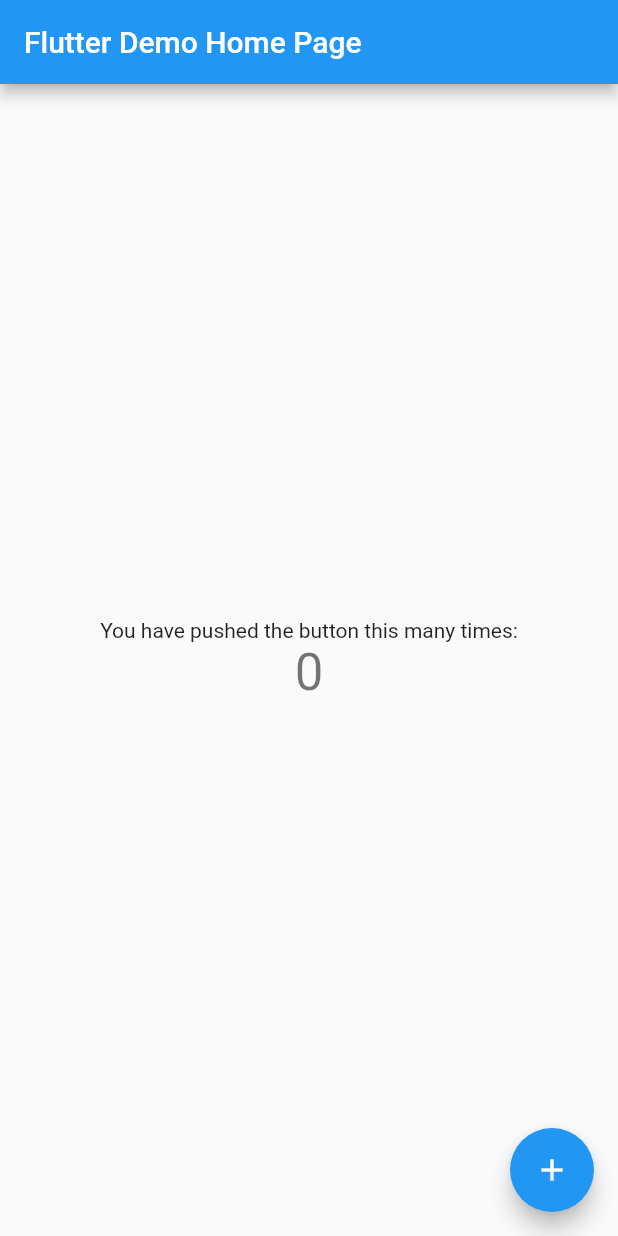
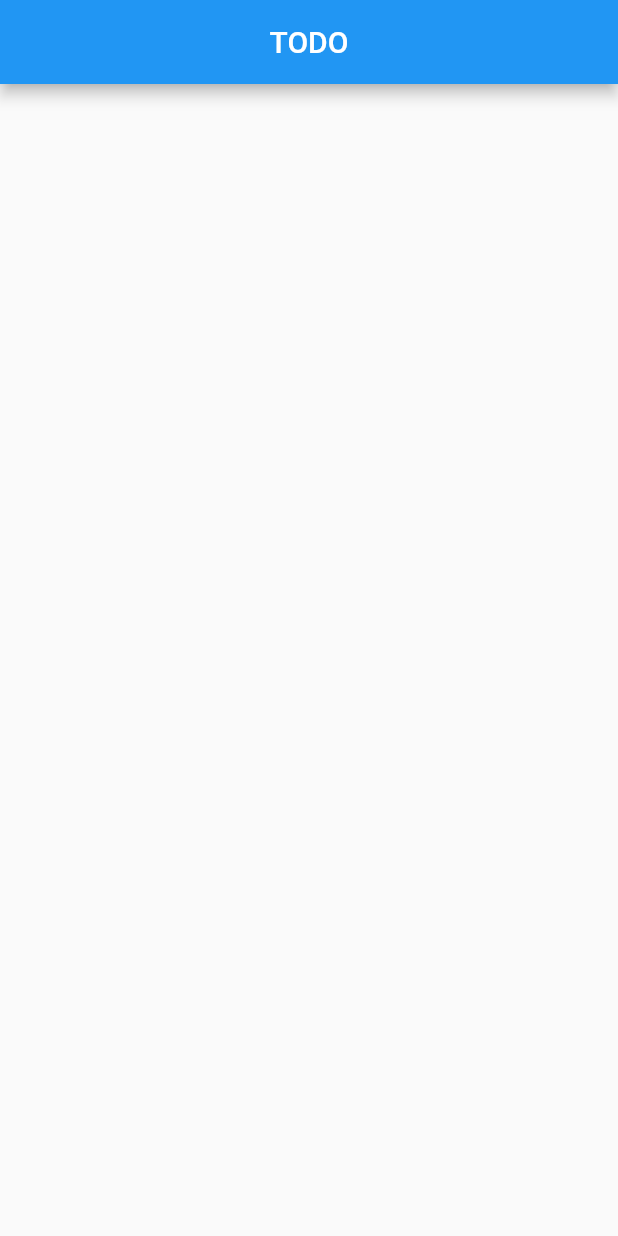
Before and after one commit to aospiridonov/flutter_mobx_example, a Flutter app: the screen it shows after launch, on a phone screen of 412 x 824 dp. Run offline on Flutter 3.47's test engine with Material 2 defaults, Android fonts, the phone set to English and light mode, and no system bars; our stand-ins replace mobx; generated files the repository leaves out were written again.

Commit message:
add models with use MobX

```diff
--- a/lib/main.dart
+++ b/lib/main.dart
@@ -1,4 +1,5 @@
 import 'package:flutter/material.dart';
+import 'package:flutter_mobx_example/pages/todo_page.dart';
 
 void main() {
   runApp(const MyApp());
@@ -13,103 +14,10 @@
     return MaterialApp(
       title: 'Flutter Demo',
       theme: ThemeData(
-        // This is the theme of your application.
-        //
-        // Try running your application with "flutter run". You'll see the
-        // application has a blue toolbar. Then, without quitting the app, try
-        // changing the primarySwatch below to Colors.green and then invoke
-        // "hot reload" (press "r" in the console where you ran "flutter run",
-        // or simply save your changes to "hot reload" in a Flutter IDE).
-        // Notice that the counter didn't reset back to zero; the application
-        // is not restarted.
         primarySwatch: Colors.blue,
       ),
-      home: const MyHomePage(title: 'Flutter Demo Home Page'),
+      debugShowCheckedModeBanner: false,
+      home: const TodoPage(),
     );
   }
 }
-
-class MyHomePage extends StatefulWidget {
-  const MyHomePage({Key? key, required this.title}) : super(key: key);
-
-  // This widget is the home page of your application. It is stateful, meaning
-  // that it has a State object (defined below) that contains fields that affect
-  // how it looks.
-
-  // This class is the configuration for the state. It holds the values (in this
-  // case the title) provided by the parent (in this case the App widget) and
-  // used by the build method of the State. Fields in a Widget subclass are
-  // always marked "final".
-
-  final String title;
-
-  @override
-  State<MyHomePage> createState() => _MyHomePageState();
-}
-
-class _MyHomePageState extends State<MyHomePage> {
-  int _counter = 0;
-
-  void _incrementCounter() {
-    setState(() {
-      // This call to setState tells the Flutter framework that something has
-      // changed in this State, which causes it to rerun the build method below
-      // so that the display can reflect the updated values. If we changed
-      // _counter without calling setState(), then the build method would not be
-      // called again, and so nothing would appear to happen.
-      _counter++;
-    });
-  }
-
-  @override
-  Widget build(BuildContext context) {
-    // This method is rerun every time setState is called, for instance as done
-    // by the _incrementCounter method above.
-    //
-    // The Flutter framework has been optimized to make rerunning build methods
-    // fast, so that you can just rebuild anything that needs updating rather
-    // than having to individually change instances of widgets.
-    return Scaffold(
-      appBar: AppBar(
-        // Here we take the value from the MyHomePage object that was created by
-        // the App.build method, and use it to set our appbar title.
-        title: Text(widget.title),
-      ),
-      body: Center(
-        // Center is a layout widget. It takes a single child and positions it
-        // in the middle of the parent.
-        child: Column(
-          // Column is also a layout widget. It takes a list of children and
-          // arranges them vertically. By default, it sizes itself to fit its
-          // children horizontally, and tries to be as tall as its parent.
-          //
-          // Invoke "debug painting" (press "p" in the console, choose the
-          // "Toggle Debug Paint" action from the Flutter Inspector in Android
-          // Studio, or the "Toggle Debug Paint" command in Visual Studio Code)
-          // to see the wireframe for each widget.
-          //
-          // Column has various properties to control how it sizes itself and
-          // how it positions its children. Here we use mainAxisAlignment to
-          // center the children vertically; the main axis here is the vertical
-          // axis because Columns are vertical (the cross axis would be
-          // horizontal).
-          mainAxisAlignment: MainAxisAlignment.center,
-          children: <Widget>[
-            const Text(
-              'You have pushed the button this many times:',
-            ),
-            Text(
-              '$_counter',
-              style: Theme.of(context).textTheme.headline4,
-            ),
-          ],
-        ),
-      ),
-      floatingActionButton: FloatingActionButton(
-        onPressed: _incrementCounter,
-        tooltip: 'Increment',
-        child: const Icon(Icons.add),
-      ), // This trailing comma makes auto-formatting nicer for build methods.
-    );
-  }
-}
--- /dev/null
+++ b/lib/model/todo.dart
@@ -0,0 +1,22 @@
+import 'package:json_annotation/json_annotation.dart';
+import 'package:mobx/mobx.dart';
+
+part 'todo.g.dart';
+
+@JsonSerializable()
+class Todo extends _Todo with _$Todo {
+  Todo(super.description);
+
+  factory Todo.fromJson(Map<String, dynamic> json) => _$TodoFromJson(json);
+  Map<String, dynamic> toJson() => _$TodoToJson(this);
+}
+
+abstract class _Todo with Store {
+  _Todo(this.description);
+
+  @observable
+  String description = '';
+
+  @observable
+  bool done = false;
+}
--- /dev/null
+++ b/lib/model/todo_list.dart
@@ -0,0 +1,95 @@
+import 'package:flutter_mobx_example/model/todo.dart';
+import 'package:flutter_mobx_example/model/todo_list_convertor.dart';
+import 'package:json_annotation/json_annotation.dart';
+import 'package:mobx/mobx.dart';
+
+part 'todo_list.g.dart';
+
+enum VisibilityFilter { all, pending, completed }
+
+@JsonSerializable()
+class TodoList extends _TodoList with _$TodoList {
+  TodoList();
+
+  factory TodoList.fromJson(Map<String, dynamic> json) =>
+      _$TodoListFromJson(json);
+
+  Map<String, dynamic> toJson() => _$TodoListToJson(this);
+}
+
+abstract class _TodoList with Store {
+  @observable
+  @TodoListConvertor()
+  ObservableList<Todo> todos = ObservableList<Todo>();
+
+  @observable
+  @JsonKey(defaultValue: VisibilityFilter.all)
+  VisibilityFilter filter = VisibilityFilter.all;
+
+  @computed
+  ObservableList<Todo> get pendingTodos =>
+      ObservableList.of(todos.where((todo) => !todo.done));
+
+  @computed
+  ObservableList<Todo> get completedTodos =>
+      ObservableList.of(todos.where((todo) => todo.done));
+
+  @computed
+  bool get hasComputedTodos => completedTodos.isNotEmpty;
+
+  @computed
+  bool get hasPendingTodos => pendingTodos.isNotEmpty;
+
+  @computed
+  String get itemsDescription {
+    if (todos.isEmpty) {
+      return 'Empty';
+    }
+    final suffix = pendingTodos.length == 1 ? 'todo' : 'todos';
+
+    return '${pendingTodos.length} pending $suffix, ${completedTodos.length} completed';
+  }
+
+  @computed
+  @JsonKey(ignore: true)
+  ObservableList<Todo> get visibleTodos {
+    switch (filter) {
+      case VisibilityFilter.pending:
+        return pendingTodos;
+      case VisibilityFilter.completed:
+        return completedTodos;
+      default:
+        return todos;
+    }
+  }
+
+  @computed
+  bool get canRemoveAllCompleted =>
+      hasComputedTodos && filter != VisibilityFilter.pending;
+
+  @computed
+  bool get canMarkAllCompleted =>
+      hasPendingTodos && filter != VisibilityFilter.completed;
+
+  @action
+  void addTodo(String description) {
+    todos.add(Todo(description));
+  }
+
+  @action
+  void removeTodo(Todo todo) {
+    todos.removeWhere((x) => x == todo);
+  }
+
+  @action
+  void removeCompleted(Todo todo) {
+    todos.removeWhere((todo) => todo.done);
+  }
+
+  @action
+  void markAllAsCompleted() {
+    for (final todo in todos) {
+      todo.done = true;
+    }
+  }
+}
--- /dev/null
+++ b/lib/model/todo_list_convertor.dart
@@ -0,0 +1,15 @@
+import 'package:flutter_mobx_example/model/todo.dart';
+import 'package:json_annotation/json_annotation.dart';
+import 'package:mobx/mobx.dart';
+
+class TodoListConvertor extends JsonConverter<ObservableList<Todo>,
+    Iterable<Map<String, dynamic>>> {
+  const TodoListConvertor();
+  @override
+  ObservableList<Todo> fromJson(Iterable<Map<String, dynamic>> json) =>
+      ObservableList.of(json.map(Todo.fromJson));
+
+  @override
+  Iterable<Map<String, dynamic>> toJson(ObservableList<Todo> object) =>
+      object.map((element) => element.toJson());
+}
--- /dev/null
+++ b/lib/pages/todo_page.dart
@@ -0,0 +1,45 @@
+import 'package:flutter/material.dart';
+
+class TodoPage extends StatelessWidget {
+  const TodoPage({Key? key}) : super(key: key);
+
+  @override
+  Widget build(BuildContext context) {
+    return Scaffold(
+      appBar: AppBar(
+        title: const Text('TODO'),
+        centerTitle: true,
+      ),
+      body: Column(
+        children: [],
+      ),
+    );
+  }
+}
+
+class _AddTodo extends StatelessWidget {
+  const _AddTodo({Key? key}) : super(key: key);
+
+  @override
+  Widget build(BuildContext context) {
+    return Container();
+  }
+}
+
+class _Description extends StatelessWidget {
+  const _Description({Key? key}) : super(key: key);
+
+  @override
+  Widget build(BuildContext context) {
+    return Container();
+  }
+}
+
+class _TodoListView extends StatelessWidget {
+  const _TodoListView({Key? key}) : super(key: key);
+
+  @override
+  Widget build(BuildContext context) {
+    return Container();
+  }
+}
```
Also changed, not shown: pubspec.yaml (+8 -0 lines), lib/model/todo.g.dart (added), lib/model/todo_list.g.dart (added).
